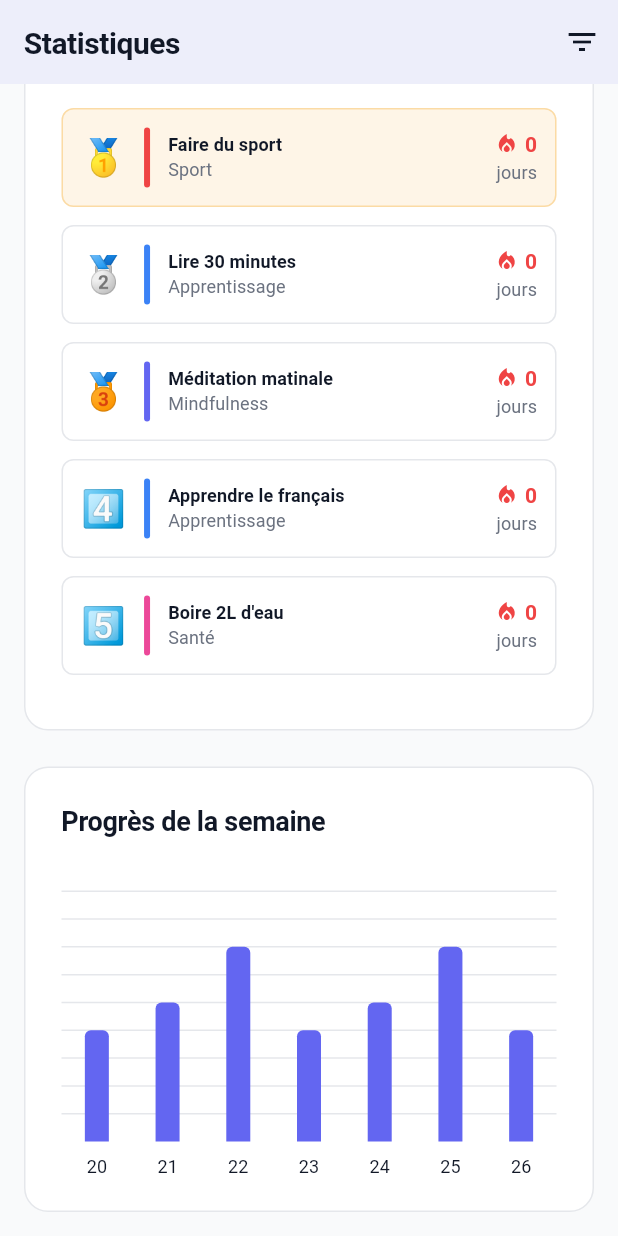
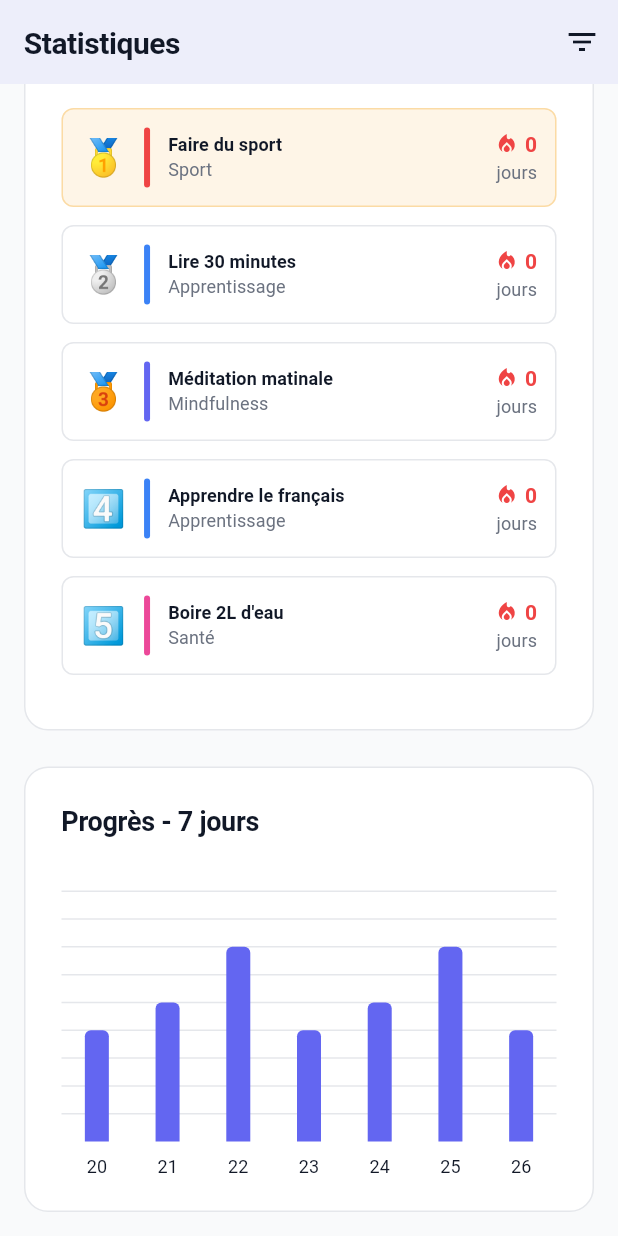
Before and after one commit to Rahim10020/atomic_habits_mobile, a Flutter app: the StatisticsScreen screen opened by its route, scrolled down 1404 dp, on a phone screen of 412 x 824 dp. Run offline on Flutter 3.47's test engine with Material 3 defaults, Android fonts, the phone set to English and light mode, and no system bars; drawn by our look-alikes of fl_chart; our stand-ins replace drift, flutter_riverpod, go_router, shared_preferences; accounts and stored records are empty; generated files the repository leaves out were written again.

Commit message:
gestion de 7 jours

```diff
--- a/lib/presentation/screens/statistics/statistics_screen.dart
+++ b/lib/presentation/screens/statistics/statistics_screen.dart
@@ -18,6 +18,23 @@ class StatisticsScreen extends ConsumerStatefulWidget {
 class _StatisticsScreenState extends ConsumerState<StatisticsScreen> {
   String _selectedPeriod = '7 jours';
   final List<String> _periods = ['7 jours', '30 jours', '90 jours', '1 an'];
+
+  // Méthode pour calculer la date de début selon la période
+  DateTime _getStartDate() {
+    final now = DateTime.now();
+    switch (_selectedPeriod) {
+      case '7 jours':
+        return now.subtract(const Duration(days: 7));
+      case '30 jours':
+        return now.subtract(const Duration(days: 30));
+      case '90 jours':
+        return now.subtract(const Duration(days: 90));
+      case '1 an':
+        return now.subtract(const Duration(days: 365));
+      default:
+        return now.subtract(const Duration(days: 7));
+    }
+  }
 
   @override
   Widget build(BuildContext context) {
@@ -481,8 +498,12 @@ class _StatisticsScreenState extends ConsumerState<StatisticsScreen> {
 
   Widget _buildWeeklyProgress(List<Habit> habits) {
     final now = DateTime.now();
-    final weekDays = List.generate(7, (index) {
-      return now.subtract(Duration(days: 6 - index));
+    final startDate = _getStartDate();
+    final daysDifference = now.difference(startDate).inDays;
+
+    // Utilisez _selectedPeriod pour adapter le nombre de jours affichés
+    final weekDays = List.generate(daysDifference.clamp(1, 30), (index) {
+      return now.subtract(Duration(days: daysDifference - 1 - index));
     });
 
     return Container(
@@ -495,7 +516,10 @@ class _StatisticsScreenState extends ConsumerState<StatisticsScreen> {
       child: Column(
         crossAxisAlignment: CrossAxisAlignment.start,
         children: [
-          Text('Progrès de la semaine', style: AppTextStyles.headlineSmall),
+          Text(
+            'Progrès - $_selectedPeriod',
+            style: AppTextStyles.headlineSmall,
+          ),
           const SizedBox(height: AppConstants.paddingLarge),
           SizedBox(
             height: 200,
```
